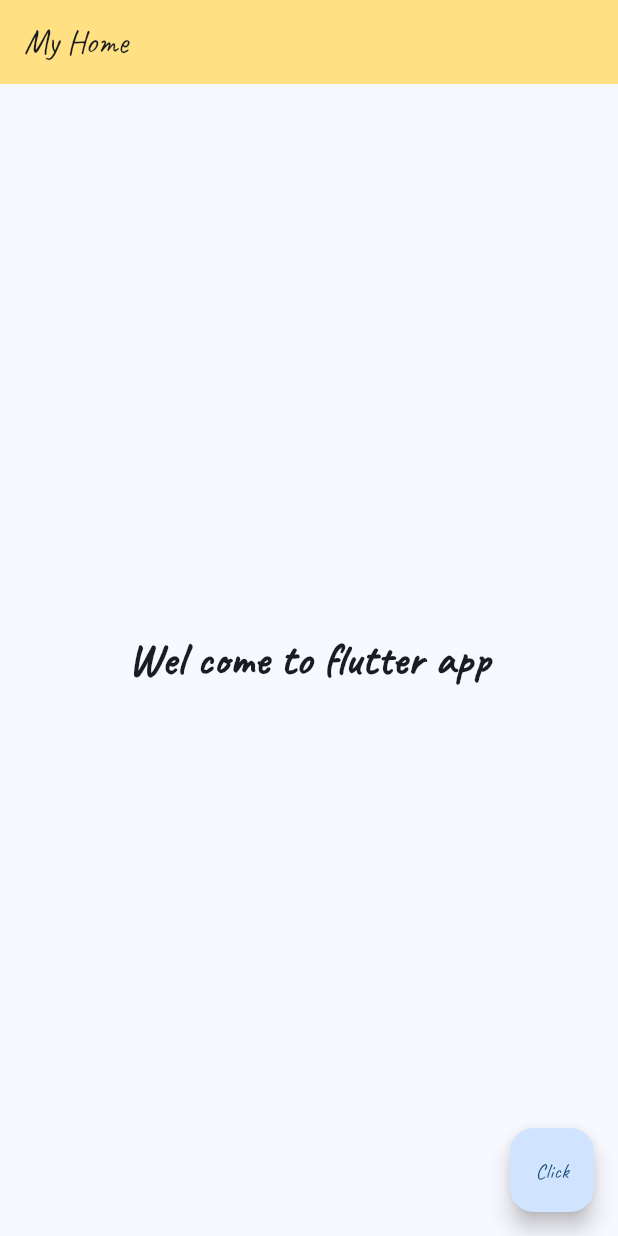
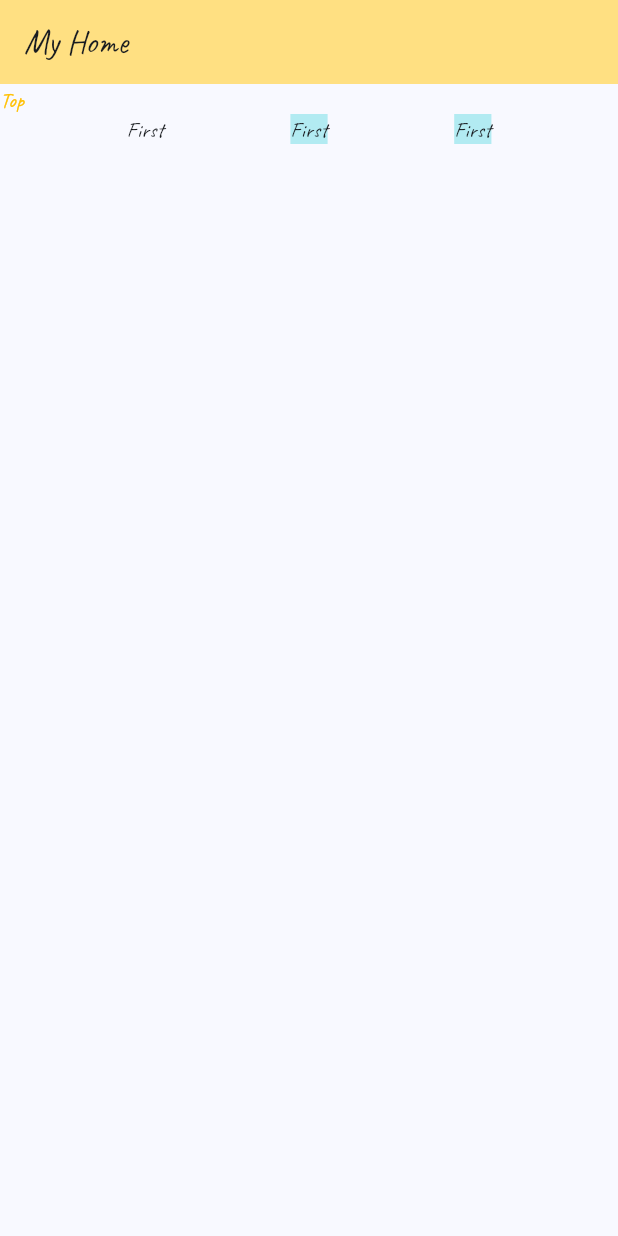
Before and after one commit to bibhuti9/flutter-app-1, a Flutter app: the screen it shows after launch, on a phone screen of 412 x 824 dp. Run offline on Flutter 3.47's test engine with Material 3 defaults, Android fonts, the phone set to English and light mode, and no system bars.

Commit message:
add some stufs

```diff
--- a/analysis_options.yaml
+++ b/analysis_options.yaml
@@ -21,6 +21,8 @@ linter:
   # `// ignore_for_file: name_of_lint` syntax on the line or in the file
   # producing the lint.
   rules:
+    sort_child_properties_last: false
+
     # avoid_print: false  # Uncomment to disable the `avoid_print` rule
     # prefer_single_quotes: true  # Uncomment to enable the `prefer_single_quotes` rule
 
--- a/lib/Home.dart
+++ /dev/null
@@ -1,29 +0,0 @@
-import 'package:flutter/material.dart';
-
-class HomePage extends StatelessWidget {
-  const HomePage({super.key});
-
-  @override
-  Widget build(BuildContext context) {
-    return Scaffold(
-      appBar: AppBar(
-        title: const Text(
-          "My Home",
-        ),
-        backgroundColor: Colors.amber[200],
-      ),
-      body: Center(
-        child: Container(
-          child: const Text(
-            "Wel come to flutter app",
-            style: TextStyle(fontSize: 30, fontWeight: FontWeight.w900),
-          ),
-        ),
-      ),
-      floatingActionButton: FloatingActionButton(
-        child: const Text("Click"),
-        onPressed: () => {},
-      ),
-    );
-  }
-}
--- a/lib/main.dart
+++ b/lib/main.dart
@@ -1,5 +1,5 @@
 import 'package:flutter/material.dart';
-import 'package:flutter_application_1/Home.dart';
+import 'package:flutter_application_1/screens/Home.dart';
 
 void main() {
   runApp(const MyFlutterApp());
--- /dev/null
+++ b/lib/screens/Home.dart
@@ -0,0 +1,52 @@
+import 'package:flutter/material.dart';
+
+class HomePage extends StatelessWidget {
+  const HomePage({Key? key}) : super(key: key);
+  final String text =
+      "I'm here to provide assistance and answer questions in a respectful manner. If you have any concerns or issues,";
+
+  @override
+  Widget build(BuildContext context) {
+    return Scaffold(
+        appBar: AppBar(
+          title: const Text(
+            "My Home",
+          ),
+          backgroundColor: Colors.amber[200],
+        ),
+        body: Column(
+          children: [
+            const Row(
+              children: [
+                Expanded(
+                  child: Text(
+                    "Top",
+                    style: TextStyle(color: Colors.amber),
+                  ),
+                )
+              ],
+            ),
+            Row(
+              mainAxisAlignment: MainAxisAlignment.spaceEvenly,
+              children: [
+                const Column(
+                  children: [Text("First")],
+                ),
+                Container(
+                  decoration: BoxDecoration(color: Colors.cyan[100]),
+                  child: const Expanded(
+                    child: Text("First"),
+                  ),
+                ),
+                Container(
+                  decoration: BoxDecoration(color: Colors.cyan[100]),
+                  child: const Expanded(
+                    child: Text("First"),
+                  ),
+                ),
+              ],
+            )
+          ],
+        ));
+  }
+}
--- /dev/null
+++ b/lib/screens/wedgets/Header.dart
@@ -0,0 +1,15 @@
+import 'package:flutter/material.dart';
+
+class HomeHeader extends StatelessWidget {
+  const HomeHeader({Key? key}) : super(key: key);
+
+  @override
+  Widget build(BuildContext context) {
+    return AppBar(
+      title: const Text(
+        "My Home",
+      ),
+      backgroundColor: Colors.amber[200],
+    );
+  }
+}
```
